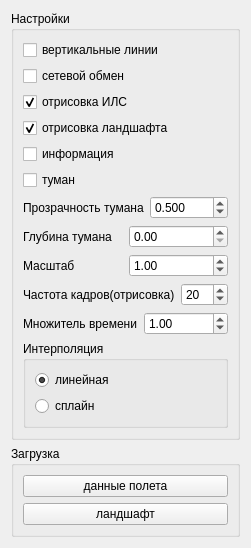
Qt form formsettings.ui (FedorGurin/3DWorld) before a commit.
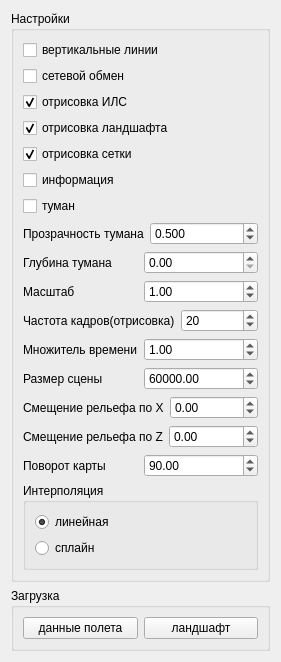
The same form after that commit.

```diff
--- a/formsettings.ui
+++ b/formsettings.ui
@@ -6,8 +6,8 @@
    <rect>
     <x>0</x>
     <y>0</y>
-    <width>233</width>
-    <height>495</height>
+    <width>269</width>
+    <height>613</height>
    </rect>
   </property>
   <property name="windowTitle">
@@ -21,7 +21,7 @@
        <property name="title">
         <string>Настройки</string>
        </property>
-       <layout class="QGridLayout" name="gridLayout_3">
+       <layout class="QGridLayout" name="gridLayout">
         <item row="0" column="0">
          <widget class="QCheckBox" name="checkBoxVertLine">
           <property name="text">
@@ -57,20 +57,30 @@
          </widget>
         </item>
         <item row="4" column="0">
+         <widget class="QCheckBox" name="checkBoxGrid">
+          <property name="text">
+           <string>отрисовка сетки</string>
+          </property>
+          <property name="checked">
+           <bool>true</bool>
+          </property>
+         </widget>
+        </item>
+        <item row="5" column="0">
          <widget class="QCheckBox" name="checkBoxInfo">
           <property name="text">
            <string>информация</string>
           </property>
          </widget>
         </item>
-        <item row="5" column="0">
+        <item row="6" column="0">
          <widget class="QCheckBox" name="checkBoxFog">
           <property name="text">
            <string>туман</string>
           </property>
          </widget>
         </item>
-        <item row="6" column="0">
+        <item row="7" column="0">
          <layout class="QHBoxLayout" name="horizontalLayout_4">
           <item>
            <widget class="QLabel" name="label_4">
@@ -97,7 +107,7 @@
           </item>
          </layout>
         </item>
-        <item row="7" column="0">
+        <item row="8" column="0">
          <layout class="QHBoxLayout" name="horizontalLayout_5">
           <item>
            <widget class="QLabel" name="label_5">
@@ -111,7 +121,7 @@
           </item>
          </layout>
         </item>
-        <item row="8" column="0">
+        <item row="9" column="0">
          <layout class="QHBoxLayout" name="horizontalLayout">
           <item>
            <widget class="QLabel" name="label">
@@ -138,7 +148,7 @@
           </item>
          </layout>
         </item>
-        <item row="9" column="0">
+        <item row="10" column="0">
          <layout class="QHBoxLayout" name="horizontalLayout_2">
           <item>
            <widget class="QLabel" name="label_2">
@@ -159,7 +169,7 @@
           </item>
          </layout>
         </item>
-        <item row="10" column="0">
+        <item row="11" column="0">
          <layout class="QHBoxLayout" name="horizontalLayout_3">
           <item>
            <widget class="QLabel" name="label_3">
@@ -183,7 +193,94 @@
           </item>
          </layout>
         </item>
-        <item row="11" column="0">
+        <item row="12" column="0">
+         <layout class="QHBoxLayout" name="horizontalLayout_6">
+          <item>
+           <widget class="QLabel" name="label_6">
+            <property name="text">
+             <string>Размер сцены</string>
+            </property>
+           </widget>
+          </item>
+          <item>
+           <widget class="QDoubleSpinBox" name="doubleSpinBoxSizeScene">
+            <property name="maximum">
+             <double>99999999.989999994635582</double>
+            </property>
+            <property name="value">
+             <double>60000.000000000000000</double>
+            </property>
+           </widget>
+          </item>
+         </layout>
+        </item>
+        <item row="13" column="0">
+         <layout class="QHBoxLayout" name="horizontalLayout_7">
+          <item>
+           <widget class="QLabel" name="label_7">
+            <property name="text">
+             <string>Смещение рельефа по X</string>
+            </property>
+           </widget>
+          </item>
+          <item>
+           <widget class="QDoubleSpinBox" name="doubleSpinBoxOffsetX">
+            <property name="minimum">
+             <double>-99999999.989999994635582</double>
+            </property>
+            <property name="maximum">
+             <double>99999999.989999994635582</double>
+            </property>
+           </widget>
+          </item>
+         </layout>
+        </item>
+        <item row="14" column="0">
+         <layout class="QHBoxLayout" name="horizontalLayout_8">
+          <item>
+           <widget class="QLabel" name="label_8">
+            <property name="text">
+             <string>Смещение рельефа по Z</string>
+            </property>
+           </widget>
+          </item>
+          <item>
+           <widget class="QDoubleSpinBox" name="doubleSpinBoxOffsetZ">
+            <property name="minimum">
+             <double>-99999999.989999994635582</double>
+            </property>
+            <property name="maximum">
+             <double>99999999.989999994635582</double>
+            </property>
+           </widget>
+          </item>
+         </layout>
+        </item>
+        <item row="15" column="0">
+         <layout class="QHBoxLayout" name="horizontalLayout_9">
+          <item>
+           <widget class="QLabel" name="label_9">
+            <property name="text">
+             <string>Поворот карты</string>
+            </property>
+           </widget>
+          </item>
+          <item>
+           <widget class="QDoubleSpinBox" name="doubleSpinBoxRot">
+            <property name="minimum">
+             <double>-180.000000000000000</double>
+            </property>
+            <property name="maximum">
+             <double>180.000000000000000</double>
+            </property>
+            <property name="value">
+             <double>90.000000000000000</double>
+            </property>
+           </widget>
+          </item>
+         </layout>
+        </item>
+        <item row="16" column="0">
          <widget class="QGroupBox" name="groupBox_3">
           <property name="title">
            <string>Интерполяция</string>
@@ -217,7 +314,7 @@
        <property name="title">
         <string>Загрузка</string>
        </property>
-       <layout class="QGridLayout" name="gridLayout">
+       <layout class="QGridLayout" name="gridLayout_3">
         <item row="0" column="0">
          <widget class="QPushButton" name="pushButtonLoadData">
           <property name="text">
@@ -225,7 +322,7 @@
           </property>
          </widget>
         </item>
-        <item row="1" column="0">
+        <item row="0" column="1">
          <widget class="QPushButton" name="pushButtonLoadLand">
           <property name="text">
            <string>ландшафт</string>
```
